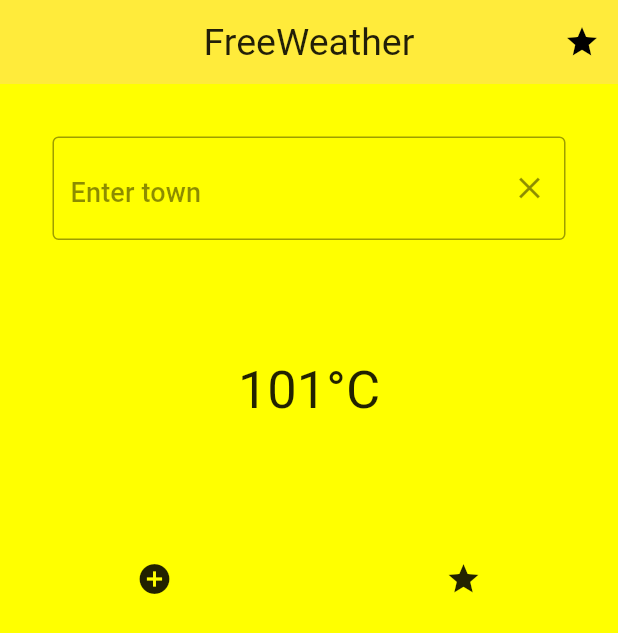
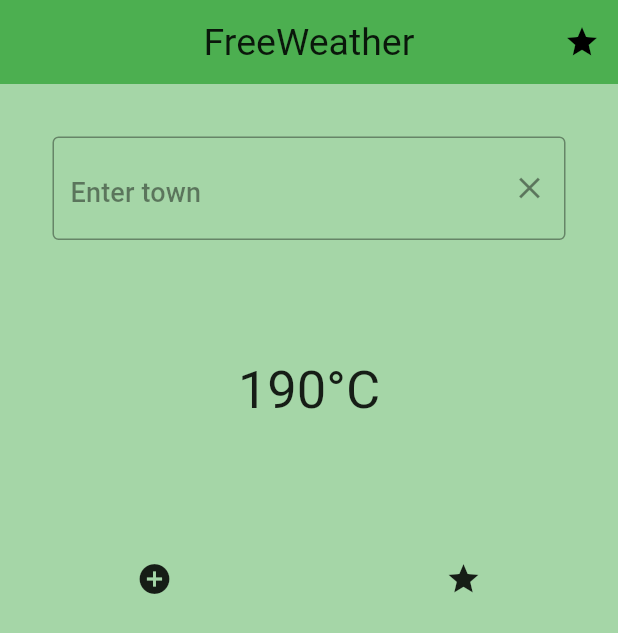
Before and after one commit to DmitryBurov1911/myFlutterSkill, a Flutter app: the screen it shows after launch, on a phone screen of 412 x 824 dp. Shown: the top 633 px of the screen. Run offline on Flutter 3.47's test engine with Material 2 defaults, Android fonts, the phone set to English and light mode, and no system bars; our stand-ins replace bloc, dio, flutter_bloc.

Commit message:
fix color

```diff
--- a/lib/calculate/calcur_bloc.dart
+++ b/lib/calculate/calcur_bloc.dart
@@ -5,7 +5,7 @@ part 'calcur_event.dart';
 part 'calcur_state.dart';
 
 class CalcurBloc extends Bloc<CalcurEvent, String> {
-  CalcurBloc() : super("101") {
+  CalcurBloc() : super("190") {
     on<CalculIncrementEvent> (_onInc);
   }
 
--- a/lib/main.dart
+++ b/lib/main.dart
@@ -12,10 +12,11 @@ class MyApp extends StatelessWidget {
   @override
   Widget build(BuildContext context) {
     return MaterialApp(
+      debugShowCheckedModeBanner: false,
       home: const MyHomePage(),
       theme: ThemeData(
-          scaffoldBackgroundColor: Colors.yellowAccent,
-          appBarTheme: const AppBarTheme(color: Colors.yellow),
+          scaffoldBackgroundColor: Colors.green[200],
+          appBarTheme: const AppBarTheme(color: Colors.green),
           textTheme: const TextTheme(
               titleMedium: TextStyle(color: Colors.black87, fontSize: 25),
               titleSmall: TextStyle(color: Colors.black45, fontSize: 18)
--- a/lib/net/get_picture.dart
+++ b/lib/net/get_picture.dart
@@ -3,7 +3,7 @@ import 'package:dio/dio.dart';
 final dio = Dio();
 
 Future<String> getHttp(String town) async {
-    const appid = "66890adabb2e91b0425812172b39d5f4";
+    const appid = "956ce7fdb9116350e95b82569906630a";
 
     final response = await dio.get(
         "https://samples.openweathermap.org/data/2.5/weather?q=$town&appid=$appid");
```
